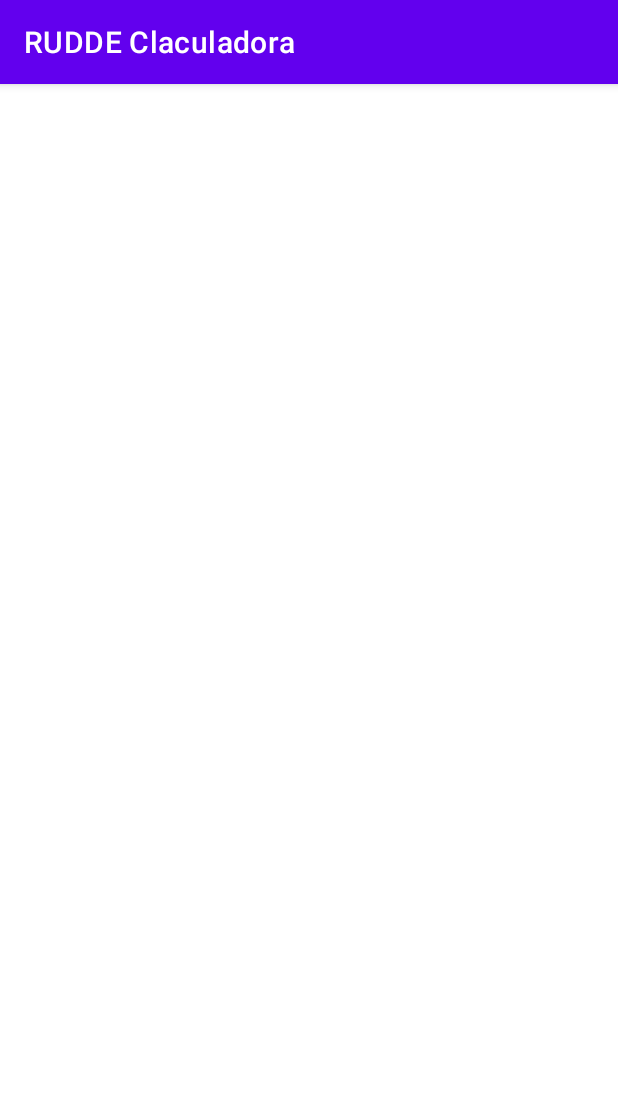
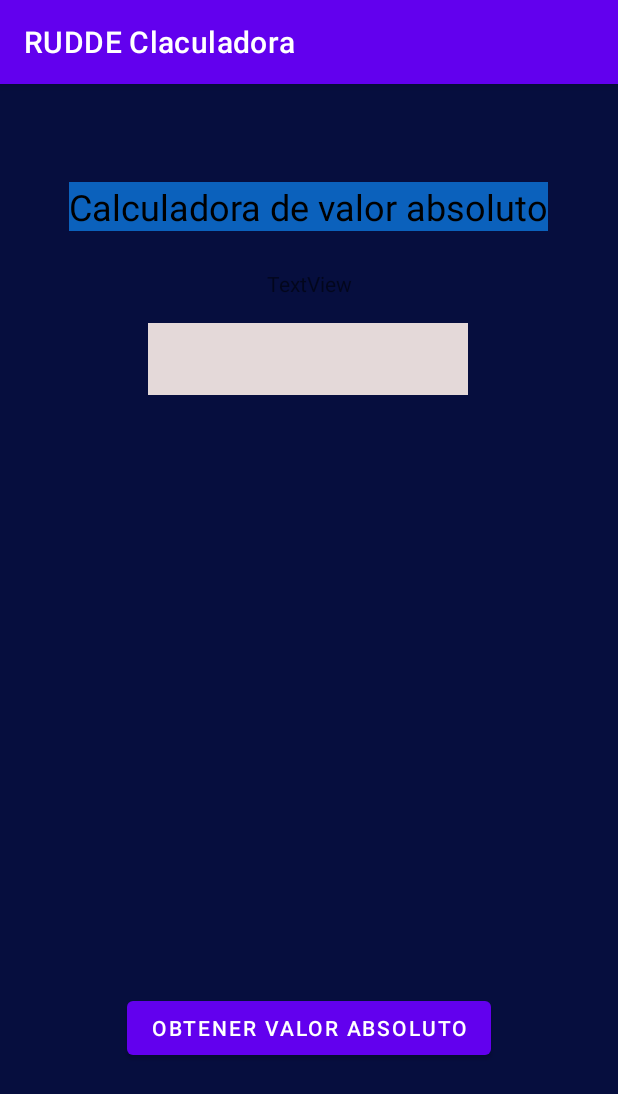
Before and after one commit to reyes-martinez29/RUDDE-Calculadora, an Android app: the ValorAbsolutoActivity screen opened directly, with no data from a screen before it, on a phone screen of 412 x 824 dp. Shown: the top 1094 px of the screen. Run offline under Robolectric (Android 15) with nearby library versions, the phone set to English and light mode, and no system bars.

Commit message:
se agrega calculo de valor absoluto Edgar

```diff
--- a/app/src/main/java/com/rudde/ruddeclaculadora/ValorAbsolutoActivity.java
+++ b/app/src/main/java/com/rudde/ruddeclaculadora/ValorAbsolutoActivity.java
@@ -3,6 +3,8 @@ package com.rudde.ruddeclaculadora;
 import androidx.appcompat.app.AppCompatActivity;
 
 import android.os.Bundle;
+import android.view.View;
+import android.widget.TextView;
 
 public class ValorAbsolutoActivity extends AppCompatActivity {
 
@@ -11,4 +13,25 @@ public class ValorAbsolutoActivity extends AppCompatActivity {
         super.onCreate(savedInstanceState);
         setContentView(R.layout.activity_valor_absoluto);
     }
+
+    int result, number;
+
+    public void onClickCalcula(View miView){
+        TextView numb = findViewById(R.id.number);
+        number = Integer.parseInt(numb.getText().toString());
+        try{
+            if(number < 0){
+                result = number * (-1);
+            }
+            if(number > 0){
+                result = number;
+            }
+            if(number == 0){
+                result = 0;
+            }
+            numb.setText(String.valueOf(result));
+        } catch (Exception e) {
+            e.printStackTrace();
+        }
+    }
 }
--- a/app/src/main/res/layout/activity_seno.xml
+++ b/app/src/main/res/layout/activity_seno.xml
@@ -201,6 +201,7 @@
         android:layout_width="0dp"
         android:layout_height="0dp"
         android:background="#252323"
+        android:textColor="#FFFFFF"
         app:layout_constraintBottom_toTopOf="@+id/guideline6"
         app:layout_constraintEnd_toEndOf="parent"
         app:layout_constraintStart_toStartOf="parent"
--- a/app/src/main/res/layout/activity_valor_absoluto.xml
+++ b/app/src/main/res/layout/activity_valor_absoluto.xml
@@ -4,6 +4,62 @@
     xmlns:tools="http://schemas.android.com/tools"
     android:layout_width="match_parent"
     android:layout_height="match_parent"
+    android:background="#060E3E"
     tools:context=".ValorAbsolutoActivity">
 
+    <Button
+        android:id="@+id/button"
+        android:layout_width="wrap_content"
+        android:layout_height="wrap_content"
+        android:onClick="onClickCalcula"
+        android:text="Obtener valor absoluto"
+        app:layout_constraintBottom_toBottomOf="parent"
+        app:layout_constraintEnd_toEndOf="parent"
+        app:layout_constraintStart_toStartOf="parent"
+        app:layout_constraintTop_toTopOf="parent"
+        app:layout_constraintVertical_bias="0.841" />
+
+    <TextView
+        android:id="@+id/textView"
+        android:layout_width="wrap_content"
+        android:layout_height="wrap_content"
+        android:background="#0B61BC"
+        android:text="Calculadora de valor absoluto"
+        android:textAllCaps="false"
+        android:textColor="#000000"
+        android:textSize="24sp"
+        app:layout_constraintBottom_toBottomOf="parent"
+        app:layout_constraintEnd_toEndOf="parent"
+        app:layout_constraintHorizontal_bias="0.497"
+        app:layout_constraintStart_toStartOf="parent"
+        app:layout_constraintTop_toTopOf="parent"
+        app:layout_constraintVertical_bias="0.089" />
+
+    <EditText
+        android:id="@+id/number"
+        android:layout_width="wrap_content"
+        android:layout_height="wrap_content"
+        android:background="#E4D9D9"
+        android:ems="10"
+        android:inputType="numberSigned|number"
+        android:minHeight="48dp"
+        app:layout_constraintBottom_toBottomOf="parent"
+        app:layout_constraintEnd_toEndOf="parent"
+        app:layout_constraintHorizontal_bias="0.497"
+        app:layout_constraintStart_toStartOf="parent"
+        app:layout_constraintTop_toTopOf="parent"
+        app:layout_constraintVertical_bias="0.221" />
+
+    <TextView
+        android:id="@+id/textView3"
+        android:layout_width="wrap_content"
+        android:layout_height="wrap_content"
+        android:text="TextView"
+        app:layout_constraintBottom_toBottomOf="parent"
+        app:layout_constraintEnd_toEndOf="parent"
+        app:layout_constraintStart_toStartOf="parent"
+        app:layout_constraintTop_toTopOf="parent"
+        app:layout_constraintVertical_bias="0.165"
+        tools:text="Ingresa un numero" />
+
 </androidx.constraintlayout.widget.ConstraintLayout>
```
